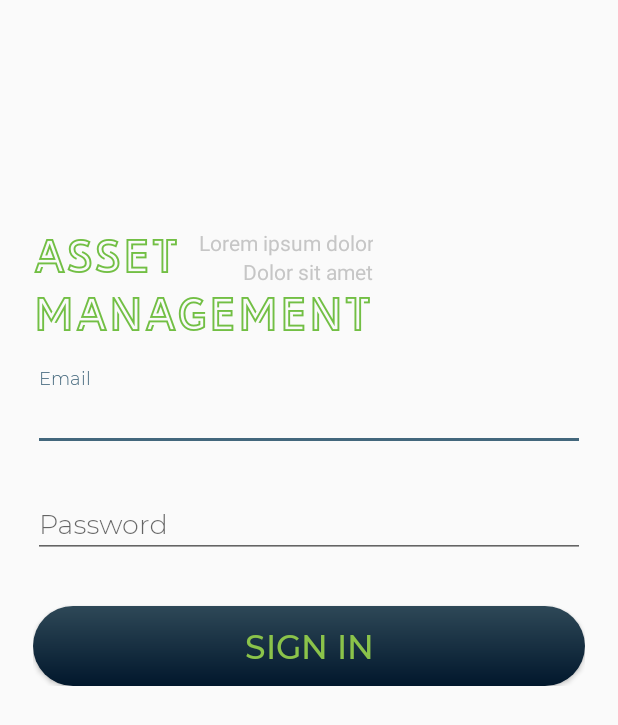
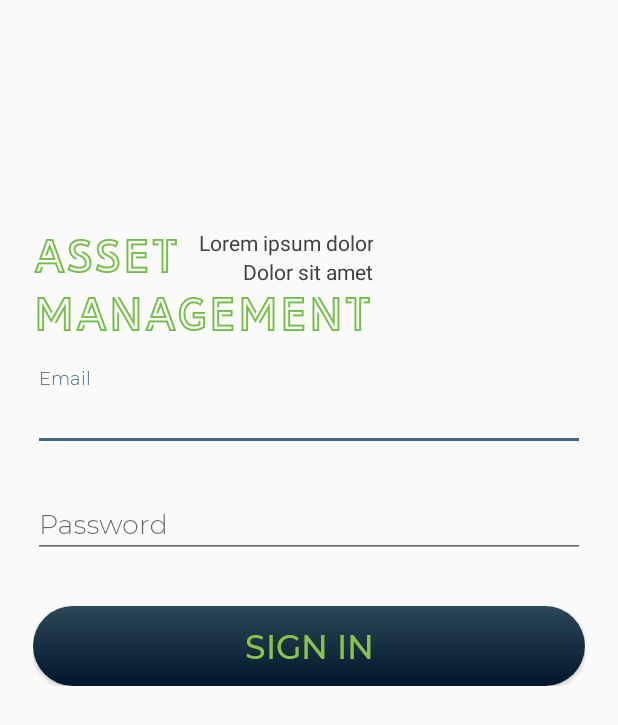
Before and after one commit to misbahmunirinalkhafadh/Asset-Management-Mobile, an Android app: the LoginActivity screen opened directly, with no data from a screen before it, on a phone screen of 412 x 824 dp. Shown: the top 725 px of the screen. Run offline under Robolectric (Android 15) with nearby library versions, the phone set to English and light mode, and no system bars.

Commit message:
Update logo_app.xml

```diff
--- a/app/src/main/res/layout/logo_app.xml
+++ b/app/src/main/res/layout/logo_app.xml
@@ -25,14 +25,14 @@
             <TextView
                 android:layout_width="match_parent"
                 android:layout_height="wrap_content"
-                android:textColor="#C6C6C6"
+                android:textColor="#414141"
                 android:text="Lorem ipsum dolor"
                 android:gravity="right" />
 
             <TextView
                 android:layout_width="match_parent"
                 android:layout_height="wrap_content"
-                android:textColor="#C6C6C6"
+                android:textColor="#414141"
                 android:text="Dolor sit amet"
                 android:gravity="right" />
 
```
